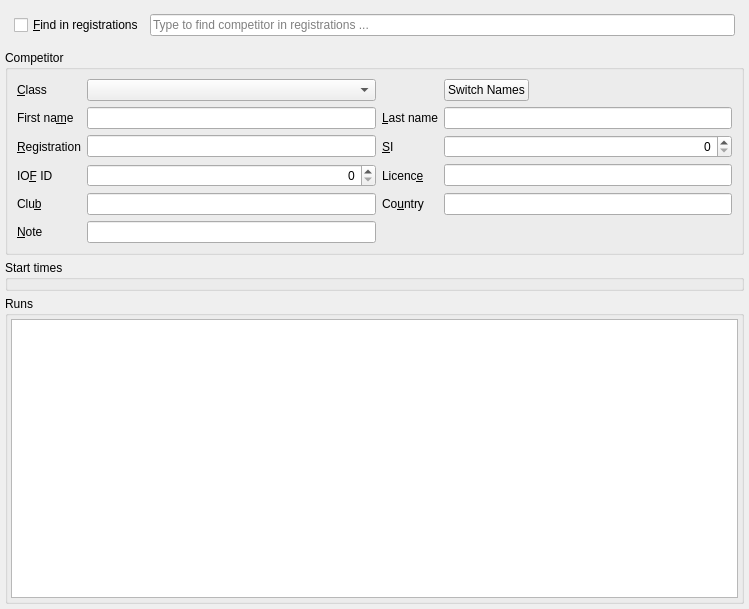
Above: quickevent/app/quickevent/plugins/Competitors/src/competitorwidget.ui from sakhnik/quickbox before the change. Below: the same form after it.
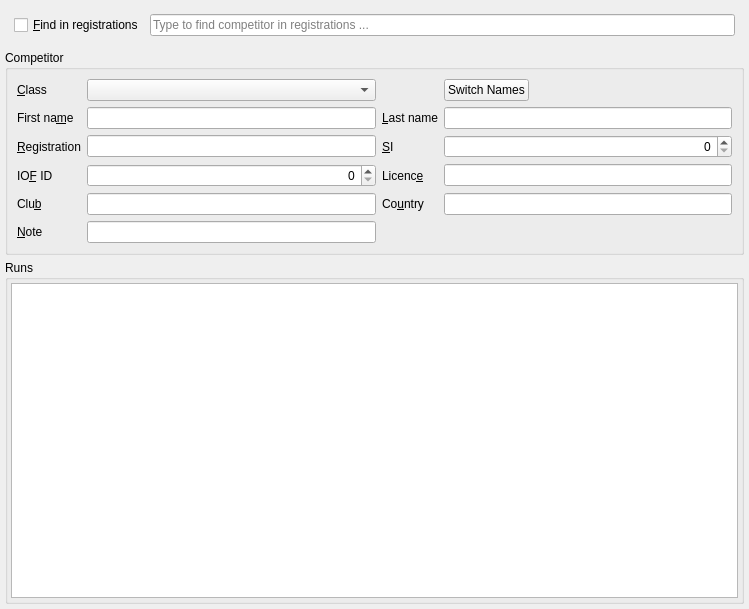
That is the form after the change. Custom widgets are drawn as their Qt base class.

Commit message: Add save button to competitor widget

Patch:
```diff
--- a/quickevent/app/quickevent/plugins/Competitors/src/competitorwidget.ui
+++ b/quickevent/app/quickevent/plugins/Competitors/src/competitorwidget.ui
@@ -264,13 +264,6 @@
      </layout>
     </widget>
    </item>
-   <item>
-    <widget class="QGroupBox" name="grpStartTimes">
-     <property name="title">
-      <string>Start times</string>
-     </property>
-    </widget>
-   </item>
    <item>
     <widget class="QGroupBox" name="groupBox">
      <property name="sizePolicy">
```
The commit also changes 3 other files.
